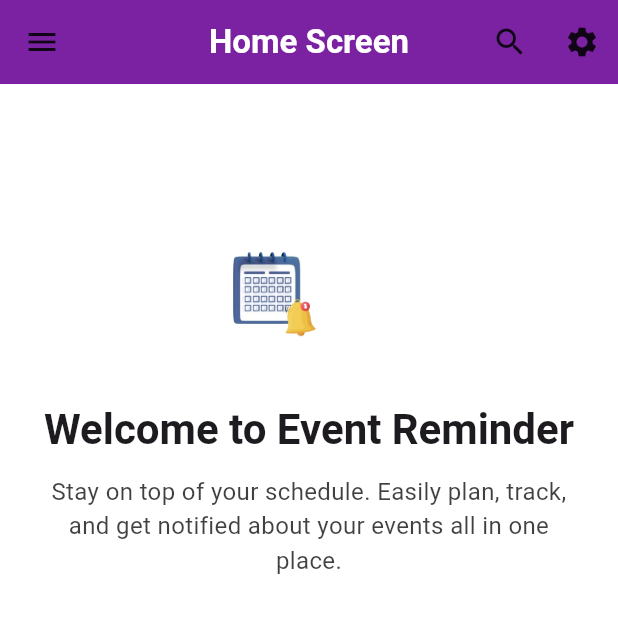
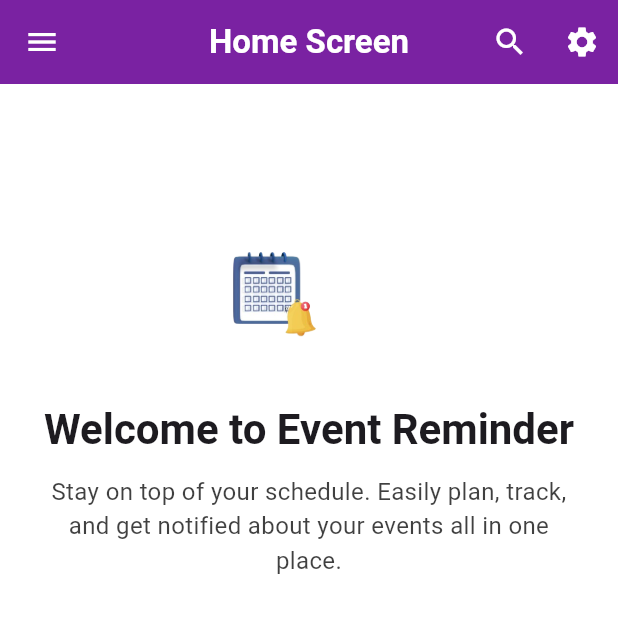
Before and after one commit to Aqilah87/Event_Reminder, a Flutter app: the HomeScreen screen opened directly, on a phone screen of 412 x 824 dp, the top half of it. Run offline on Flutter 3.47's test engine with Material 3 defaults, Android fonts, the phone set to English and light mode, and no system bars; our stand-ins replace hive, hive_flutter, shared_preferences, table_calendar; accounts and stored records are empty.

Commit message:
fix search icon functinality

```diff
--- a/lib/models/event_data.dart
+++ b/lib/models/event_data.dart
@@ -9,13 +9,17 @@ class EventData extends ChangeNotifier {
     _loadEvents();
   }
 
+  List<Event> get events => _events;
+
   List<Event> getAllEvents() => _events;
 
   List<Event> getEventsForDay(DateTime day) {
-    return _events.where((event) =>
-        event.dateTime.year == day.year &&
-        event.dateTime.month == day.month &&
-        event.dateTime.day == day.day).toList();
+    return _events
+        .where((event) =>
+            event.dateTime.year == day.year &&
+            event.dateTime.month == day.month &&
+            event.dateTime.day == day.day)
+        .toList();
   }
 
   Future<void> _loadEvents() async {
@@ -36,7 +40,8 @@ class EventData extends ChangeNotifier {
     final box = Hive.box<Event>('events');
 
     // Find key of the event to delete it from the box
-    final key = box.keys.firstWhere((k) => box.get(k) == event, orElse: () => null);
+    final key =
+        box.keys.firstWhere((k) => box.get(k) == event, orElse: () => null);
     if (key != null) {
       await box.delete(key);
       _events.remove(event);
@@ -46,7 +51,8 @@ class EventData extends ChangeNotifier {
 
   Future<void> updateEvent(Event oldEvent, Event newEvent) async {
     final box = Hive.box<Event>('events');
-    final key = box.keys.firstWhere((k) => box.get(k) == oldEvent, orElse: () => null);
+    final key =
+        box.keys.firstWhere((k) => box.get(k) == oldEvent, orElse: () => null);
     if (key != null) {
       await box.put(key, newEvent);
       final index = _events.indexOf(oldEvent);
--- a/lib/screens/home_screen.dart
+++ b/lib/screens/home_screen.dart
@@ -5,20 +5,90 @@ import 'add_event_page.dart' as add_event_lib;
 import 'calendar_page.dart';
 import '../models/event.dart';
 import '../models/event_data.dart';
+import 'package:flutter/material.dart';
+
+// Add this delegate if not already defined elsewhere
+class EventSearchDelegate extends SearchDelegate<Event?> {
+  final List<Event> events;
+
+  EventSearchDelegate(this.events);
+
+  @override
+  List<Widget>? buildActions(BuildContext context) {
+    return [
+      IconButton(
+        icon: const Icon(Icons.clear),
+        onPressed: () {
+          query = '';
+        },
+      ),
+    ];
+  }
+
+  @override
+  Widget? buildLeading(BuildContext context) {
+    return IconButton(
+      icon: const Icon(Icons.arrow_back),
+      onPressed: () {
+        close(context, null);
+      },
+    );
+  }
+
+  @override
+  Widget buildResults(BuildContext context) {
+    final results = events
+        .where(
+            (event) => event.title.toLowerCase().contains(query.toLowerCase()))
+        .toList();
+
+    return ListView.builder(
+      itemCount: results.length,
+      itemBuilder: (context, index) {
+        final event = results[index];
+        return ListTile(
+          title: Text(event.title),
+          subtitle: Text(event.description ?? ''),
+          onTap: () {
+            close(context, event);
+          },
+        );
+      },
+    );
+  }
+
+  @override
+  Widget buildSuggestions(BuildContext context) {
+    final suggestions = events
+        .where(
+            (event) => event.title.toLowerCase().contains(query.toLowerCase()))
+        .toList();
+
+    return ListView.builder(
+      itemCount: suggestions.length,
+      itemBuilder: (context, index) {
+        final event = suggestions[index];
+        return ListTile(
+          title: Text(event.title),
+          onTap: () {
+            query = event.title;
+            showResults(context);
+          },
+        );
+      },
+    );
+  }
+}
 
 class HomeScreen extends StatelessWidget {
   const HomeScreen({super.key});
 
   void _navigateToAddEventPage(BuildContext context) async {
     final eventData = Provider.of<EventData>(context, listen: false);
-
     final newEvent = await Navigator.push(
       context,
-      MaterialPageRoute(
-        builder: (context) => add_event_lib.AddEventPage(),
-      ),
+      MaterialPageRoute(builder: (_) => add_event_lib.AddEventPage()),
     );
-
     if (newEvent != null && newEvent is Event) {
       eventData.addEvent(newEvent);
     }
@@ -31,28 +101,31 @@ class HomeScreen extends StatelessWidget {
     return Scaffold(
       backgroundColor: theme.scaffoldBackgroundColor,
       appBar: AppBar(
-        backgroundColor: Colors.purple.shade700, // SAME color for all modes
+        backgroundColor: Colors.purple.shade700,
         title: const Text(
           'Home Screen',
-          style: TextStyle(
-            fontWeight: FontWeight.bold,
-            color: Colors.white,
-          ),
+          style: TextStyle(fontWeight: FontWeight.bold, color: Colors.white),
         ),
         centerTitle: true,
         leading: Builder(
           builder: (context) => IconButton(
-            icon: const Icon(Icons.menu),
+            icon: const Icon(Icons.menu, color: Colors.white),
             onPressed: () => Scaffold.of(context).openDrawer(),
           ),
         ),
         actions: [
           IconButton(
-            icon: const Icon(Icons.search),
-            onPressed: () {},
+            icon: const Icon(Icons.search, color: Colors.white),
+            onPressed: () {
+              final eventData = Provider.of<EventData>(context, listen: false);
+              showSearch(
+                context: context,
+                delegate: EventSearchDelegate(eventData.events),
+              );
+            },
           ),
           IconButton(
-            icon: const Icon(Icons.settings),
+            icon: const Icon(Icons.settings, color: Colors.white),
             onPressed: () {
               Navigator.pushNamed(context, '/settings');
             },
@@ -64,9 +137,7 @@ class HomeScreen extends StatelessWidget {
           padding: EdgeInsets.zero,
           children: [
             DrawerHeader(
-              decoration: BoxDecoration(
-                color: Colors.purple.shade700, // SAME color for all modes
-              ),
+              decoration: BoxDecoration(color: Colors.purple.shade700),
               child: Column(
                 crossAxisAlignment: CrossAxisAlignment.start,
                 mainAxisAlignment: MainAxisAlignment.end,
@@ -76,77 +147,58 @@ class HomeScreen extends StatelessWidget {
                     style: TextStyle(
                         color: Colors.white,
                         fontSize: 24,
-                      fontWeight: FontWeight.w700,
-                    ),
+                        fontWeight: FontWeight.w700),
                   ),
                   const SizedBox(height: 4),
                   Text(
                     'Organize your day efficiently',
-                    style: TextStyle(
-                      color: Colors.white.withOpacity(0.8),
-                    ),
+                    style: TextStyle(color: Colors.white.withOpacity(0.8)),
                   ),
                 ],
               ),
             ),
-            ListTile(
-              leading: const Icon(Icons.home),
-              title: const Text('Home',
-                  style: TextStyle(fontWeight: FontWeight.w600)),
-              onTap: () => Navigator.pop(context),
-            ),
-            ListTile(
-              leading: const Icon(Icons.event),
-              title: const Text('Events',
-                  style: TextStyle(fontWeight: FontWeight.w600)),
-              onTap: () => Navigator.push(context,
-                  MaterialPageRoute(builder: (_) => const EventListPage())),
-            ),
-            ListTile(
-              leading: const Icon(Icons.calendar_today),
-              title: const Text('Calendar',
-                  style: TextStyle(fontWeight: FontWeight.w600)),
-              onTap: () => Navigator.push(context,
-                  MaterialPageRoute(builder: (_) => const CalendarPage())),
-            ),
+            _buildDrawerItem(context, Icons.home, 'Home', () {
+              Navigator.pop(context);
+            }),
+            _buildDrawerItem(context, Icons.event, 'Events', () {
+              Navigator.push(
+                context,
+                MaterialPageRoute(builder: (_) => const EventListPage()),
+              );
+            }),
+            _buildDrawerItem(context, Icons.calendar_today, 'Calendar', () {
+              Navigator.push(
+                context,
+                MaterialPageRoute(builder: (_) => const CalendarPage()),
+              );
+            }),
             const Divider(),
             ExpansionTile(
               leading: const Icon(Icons.category),
               title: const Text('Categories',
                   style: TextStyle(fontWeight: FontWeight.bold)),
               children: [
-                ListTile(
-                  leading: const Icon(Icons.business, color: Colors.blue),
-                  title: const Text('Meeting'),
-                  onTap: () => Navigator.pop(context),
-                ),
-                ListTile(
-                  leading: const Icon(Icons.alarm, color: Colors.green),
-                  title: const Text('Reminder'),
-                  onTap: () => Navigator.pop(context),
-                ),
-                ListTile(
-                  leading: const Icon(Icons.cake, color: Colors.orange),
-                  title: const Text('Birthday'),
-                  onTap: () => Navigator.pop(context),
-                ),
-                ListTile(
-                  leading: const Icon(Icons.favorite, color: Colors.red),
-                  title: const Text('Anniversary'),
-                  onTap: () => Navigator.pop(context),
-                ),
-                ListTile(
-                  leading: const Icon(Icons.refresh),
-                  title: const Text('All Events'),
-                  onTap: () => Navigator.pop(context),
-                ),
+                _buildDrawerItem(context, Icons.business, 'Meeting', () {
+                  Navigator.pop(context);
+                }, iconColor: Colors.blue),
+                _buildDrawerItem(context, Icons.alarm, 'Reminder', () {
+                  Navigator.pop(context);
+                }, iconColor: Colors.green),
+                _buildDrawerItem(context, Icons.cake, 'Birthday', () {
+                  Navigator.pop(context);
+                }, iconColor: Colors.orange),
+                _buildDrawerItem(context, Icons.favorite, 'Anniversary', () {
+                  Navigator.pop(context);
+                }, iconColor: Colors.red),
+                _buildDrawerItem(context, Icons.refresh, 'All Events', () {
+                  Navigator.pop(context);
+                }),
               ],
             ),
           ],
         ),
       ),
       body: SingleChildScrollView(
-        child: Padding(
         padding: const EdgeInsets.symmetric(horizontal: 24, vertical: 32),
         child: Column(
           crossAxisAlignment: CrossAxisAlignment.center,
@@ -175,8 +227,8 @@ class HomeScreen extends StatelessWidget {
                     textAlign: TextAlign.center,
                     style: theme.textTheme.bodyMedium?.copyWith(
                       fontSize: 16,
-                        color: theme.textTheme.bodyMedium?.color
-                            ?.withOpacity(0.75),
+                      color:
+                          theme.textTheme.bodyMedium?.color?.withOpacity(0.75),
                     ),
                   ),
                   const SizedBox(height: 30),
@@ -185,17 +237,13 @@ class HomeScreen extends StatelessWidget {
                     icon: const Icon(Icons.add_circle_outline),
                     label: const Text(
                       'Create New Event',
-                        style: TextStyle(
-                          fontSize: 18,
-                          fontWeight: FontWeight.w600,
-                        ),
+                      style:
+                          TextStyle(fontSize: 18, fontWeight: FontWeight.w600),
                     ),
                     style: ElevatedButton.styleFrom(
                       padding: const EdgeInsets.symmetric(
-                          horizontal: 32,
-                          vertical: 16,
-                        ),
-                        backgroundColor: Colors.purple.shade700, // Same color
+                          horizontal: 32, vertical: 16),
+                      backgroundColor: Colors.purple.shade700,
                       foregroundColor: Colors.white,
                       shape: RoundedRectangleBorder(
                         borderRadius: BorderRadius.circular(10),
@@ -221,8 +269,7 @@ class HomeScreen extends StatelessWidget {
                   Text(
                     'Access your events, calendar, and reminders through the side menu.',
                     style: theme.textTheme.bodySmall?.copyWith(
-                        color:
-                            theme.textTheme.bodySmall?.color?.withOpacity(0.6),
+                      color: theme.textTheme.bodySmall?.color?.withOpacity(0.6),
                     ),
                     textAlign: TextAlign.center,
                   ),
@@ -232,7 +279,16 @@ class HomeScreen extends StatelessWidget {
           ],
         ),
       ),
-      ),
+    );
+  }
+
+  Widget _buildDrawerItem(
+      BuildContext context, IconData icon, String title, VoidCallback onTap,
+      {Color? iconColor}) {
+    return ListTile(
+      leading: Icon(icon, color: iconColor ?? Colors.black),
+      title: Text(title, style: const TextStyle(fontWeight: FontWeight.w600)),
+      onTap: onTap,
     );
   }
 }
```
Lines whose indentation alone changed are shown as unchanged.
